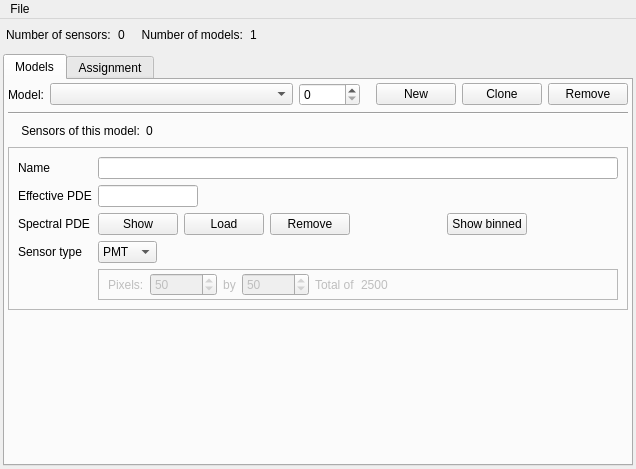
First picture: the form in ants3bundle/src/ants3/gui/photsim/asensorwindow.ui, repository andrmor/ANTS3bundle, before the edit.
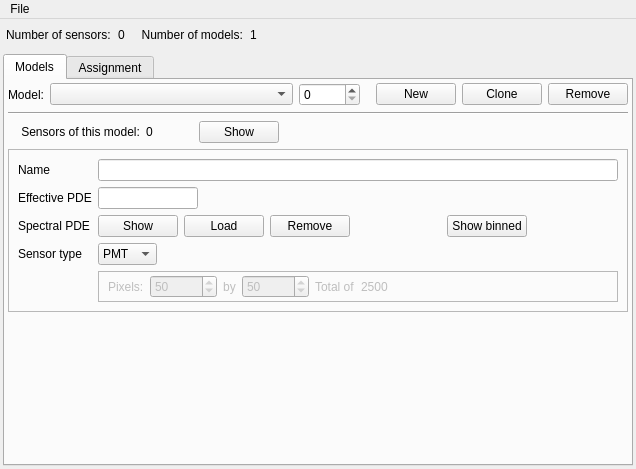
Second picture: the form after the edit.

```diff
--- a/ants3bundle/src/ants3/gui/photsim/asensorwindow.ui
+++ b/ants3bundle/src/ants3/gui/photsim/asensorwindow.ui
@@ -243,6 +243,29 @@
             <property name="orientation">
              <enum>Qt::Horizontal</enum>
             </property>
+            <property name="sizeType">
+             <enum>QSizePolicy::Preferred</enum>
+            </property>
+            <property name="sizeHint" stdset="0">
+             <size>
+              <width>40</width>
+              <height>20</height>
+             </size>
+            </property>
+           </spacer>
+          </item>
+          <item>
+           <widget class="QPushButton" name="pbShowSensorsOfThisModel">
+            <property name="text">
+             <string>Show</string>
+            </property>
+           </widget>
+          </item>
+          <item>
+           <spacer name="horizontalSpacer_11">
+            <property name="orientation">
+             <enum>Qt::Horizontal</enum>
+            </property>
             <property name="sizeHint" stdset="0">
              <size>
               <width>40</width>
@@ -514,7 +537,7 @@
           <property name="sizeHint" stdset="0">
            <size>
             <width>20</width>
-            <height>105</height>
+            <height>100</height>
            </size>
           </property>
          </spacer>
```
